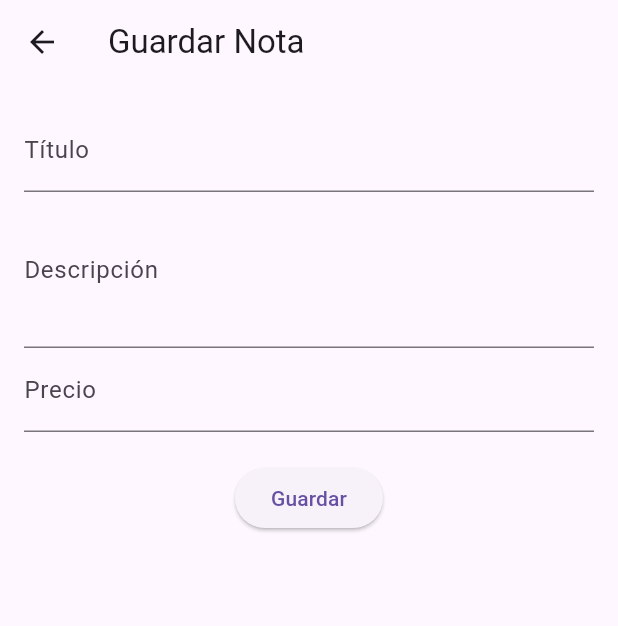
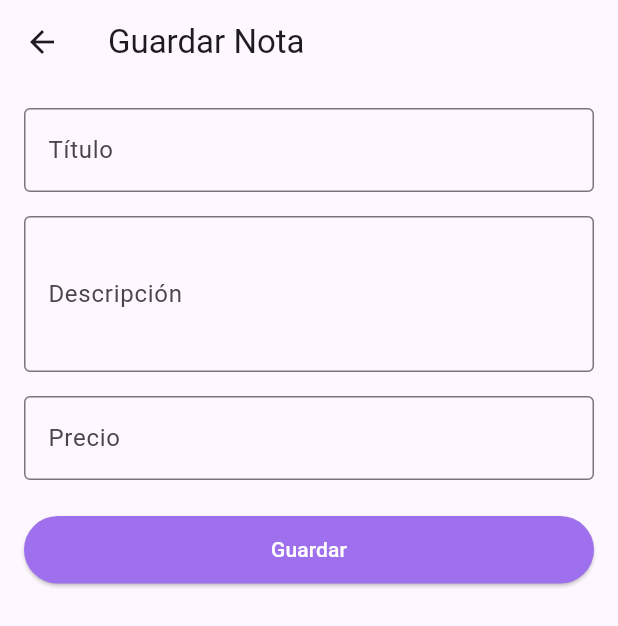
Before and after one commit to yadilis/Mov3_Parte2_ACA, a Flutter app: the screen it shows once a user with an empty profile is signed in, after a tap on "Agregar Nota", on a phone screen of 412 x 824 dp. Shown: the top 626 px of the screen. Run offline on Flutter 3.47's test engine with Material 3 defaults, Android fonts, the light colour scheme and no system bars; our stand-ins replace firebase_auth, firebase_core, firebase_database; accounts and stored records are empty; network calls fail.

Commit message:
Deber cambios

```diff
--- a/lib/screen/GuardarScreen.dart
+++ b/lib/screen/GuardarScreen.dart
@@ -29,7 +29,6 @@ void initState() {
     );
   }
 
-
   Future<void> guardarNota() async {
     if (!_formKey.currentState!.validate()) return;
 
@@ -38,14 +37,12 @@ void initState() {
     final precio = double.parse(_precioController.text.trim());
 
     if (widget.notaId == null) {
-
       await widget.notasRef!.push().set({
         'titulo': titulo,
         'descripcion': descripcion,
         'precio': precio,
       });
     } else {
-
       await widget.notasRef!.child(widget.notaId!).update({
         'titulo': titulo,
         'descripcion': descripcion,
@@ -71,6 +68,7 @@ void initState() {
     return Scaffold(
       appBar: AppBar(
         title: Text(isEditing ? 'Editar Nota' : 'Guardar Nota'),
+
       ),
       body: Padding(
         padding: const EdgeInsets.all(16.0),
@@ -80,33 +78,50 @@ void initState() {
             children: [
               TextFormField(
                 controller: _tituloController,
-                decoration: InputDecoration(labelText: 'Título'),
+                decoration: const InputDecoration(
+                  labelText: 'Título',
+                  border: OutlineInputBorder(),
+                ),
                 validator: (value) =>
                     value == null || value.isEmpty ? 'Ingrese un título' : null,
               ),
+              const SizedBox(height: 16),
               TextFormField(
                 controller: _descripcionController,
-                decoration: InputDecoration(labelText: 'Descripción'),
+                decoration: const InputDecoration(
+                  labelText: 'Descripción',
+                  border: OutlineInputBorder(),
+                ),
                 maxLines: 3,
-                validator: (value) => value == null || value.isEmpty
-                    ? 'Ingrese una descripción'
-                    : null,
+                validator: (value) =>
+                    value == null || value.isEmpty ? 'Ingrese una descripción' : null,
               ),
+              const SizedBox(height: 16),
               TextFormField(
                 controller: _precioController,
-                decoration: InputDecoration(labelText: 'Precio'),
-                keyboardType: TextInputType.numberWithOptions(decimal: true),
+                decoration: const InputDecoration(
+                  labelText: 'Precio',
+                  border: OutlineInputBorder(),
+                ),
+                keyboardType: const TextInputType.numberWithOptions(decimal: true),
                 validator: (value) {
                   if (value == null || value.isEmpty) return 'Ingrese un precio';
-                  if (double.tryParse(value) == null)
-                    return 'Ingrese un precio válido';
+                  if (double.tryParse(value) == null) return 'Ingrese un precio válido';
                   return null;
                 },
               ),
-              SizedBox(height: 20),
-              ElevatedButton(
+              const SizedBox(height: 24),
+              SizedBox(
+                width: double.infinity,
+                height: 45,
+                child: ElevatedButton(
                   onPressed: guardarNota,
+                  style: ElevatedButton.styleFrom(
+                    backgroundColor: const Color(0xFF9E70EE),
+                    foregroundColor: Colors.white,
+                  ),
                   child: Text(isEditing ? 'Guardar Cambios' : 'Guardar'),
+                ),
               ),
             ],
           ),
--- a/lib/screen/ListaScreen.dart
+++ b/lib/screen/ListaScreen.dart
@@ -2,7 +2,7 @@ import 'package:flutter/material.dart';
 import 'package:firebase_auth/firebase_auth.dart';
 import 'package:firebase_database/firebase_database.dart';
 
-import 'VistaScreen.dart';
+import 'DetalleScreen.dart';
 import 'GuardarScreen.dart';
 
 class ListaScreen extends StatefulWidget {
@@ -31,21 +31,25 @@ class _ListaScreenState extends State<ListaScreen> {
   @override
   Widget build(BuildContext context) {
     if (user == null) {
-      return Scaffold(
+      return const Scaffold(
         body: Center(child: Text('Usuario no autenticado')),
       );
     }
 
     return Scaffold(
       appBar: AppBar(
-        title: Text('Lista de Notas'),
+        title: const Text('Lista de Notas'),
+
         actions: [
           TextButton(
             onPressed: () async {
               await FirebaseAuth.instance.signOut();
               Navigator.of(context).popUntil((route) => route.isFirst);
             },
-            child: Text('Cerrar sesión', style: TextStyle(color: const Color.fromARGB(255, 10, 10, 10))),
+            child: const Text(
+              'Cerrar sesión',
+              style: TextStyle(color: Colors.white),
+            ),
           ),
         ],
       ),
@@ -53,25 +57,25 @@ class _ListaScreenState extends State<ListaScreen> {
         children: [
           Padding(
             padding: const EdgeInsets.all(16.0),
-            child: ElevatedButton.icon(
-              icon: Icon(Icons.add),
-              label: Text("Agregar Nota"),
-              style: ElevatedButton.styleFrom(
-                backgroundColor: Colors.blue,
-                foregroundColor: Colors.white,
-                padding: EdgeInsets.symmetric(horizontal: 20, vertical: 12),
-                textStyle: TextStyle(fontSize: 16),
-              ),
+            child: SizedBox(
+              width: double.infinity,
+              height: 45,
+              child: ElevatedButton(
                 onPressed: () {
                   Navigator.push(
                     context,
                     MaterialPageRoute(
-                    builder: (context) => GuardarScreen(
-                      notasRef: notasRef,
-                    ),
+                      builder: (context) => GuardarScreen(notasRef: notasRef),
                     ),
                   );
                 },
+                style: ElevatedButton.styleFrom(
+                  backgroundColor: const Color(0xFF9E70EE),
+                  foregroundColor: Colors.white,
+                  textStyle: const TextStyle(fontSize: 16),
+                ),
+                child: const Text("Agregar Nota"),
+              ),
             ),
           ),
           Expanded(
@@ -79,12 +83,13 @@ class _ListaScreenState extends State<ListaScreen> {
               stream: notasRef.onValue,
               builder: (context, snapshot) {
                 if (!snapshot.hasData || snapshot.data!.snapshot.value == null) {
-                  return Center(child: Text('No hay notas'));
+                  return const Center(child: Text('No hay notas'));
                 }
 
                 final Map<dynamic, dynamic> notasMap =
                     snapshot.data!.snapshot.value as Map<dynamic, dynamic>;
-                final List<MapEntry<dynamic, dynamic>> notasList = notasMap.entries.toList();
+                final List<MapEntry<dynamic, dynamic>> notasList =
+                    notasMap.entries.toList();
 
                 return ListView.builder(
                   itemCount: notasList.length,
@@ -92,11 +97,31 @@ class _ListaScreenState extends State<ListaScreen> {
                     final idNota = notasList[index].key;
                     final nota = Map<String, dynamic>.from(notasList[index].value);
 
-                    return ListTile(
-                      title: Text(nota['titulo'] ?? ''),
-                      subtitle:
-                          Text('Precio: \$${(nota['precio'] ?? 0).toStringAsFixed(2)}'),
-                      onTap: () {
+                    return Card(
+                      margin: const EdgeInsets.symmetric(horizontal: 16, vertical: 8),
+                      child: Padding(
+                        padding: const EdgeInsets.symmetric(vertical: 12, horizontal: 16),
+                        child: Column(
+                          crossAxisAlignment: CrossAxisAlignment.start,
+                          children: [
+                            Text(
+                              nota['titulo'] ?? '',
+                              style: const TextStyle(
+                                fontSize: 18,
+                                fontWeight: FontWeight.bold,
+                              ),
+                            ),
+                            const SizedBox(height: 4),
+                            Text(
+                              'Precio: \$${(nota['precio'] ?? 0).toStringAsFixed(2)}',
+                              style: const TextStyle(fontSize: 15),
+                            ),
+                            const SizedBox(height: 12),
+                            Row(
+                              mainAxisAlignment: MainAxisAlignment.end,
+                              children: [
+                                ElevatedButton(
+                                  onPressed: () {
                                     Navigator.push(
                                       context,
                                       MaterialPageRoute(
@@ -108,10 +133,15 @@ class _ListaScreenState extends State<ListaScreen> {
                                       ),
                                     );
                                   },
-                      trailing: Row(
-                        mainAxisSize: MainAxisSize.min,
-                        children: [
-                          TextButton(
+                                  style: ElevatedButton.styleFrom(
+                                    backgroundColor: const Color(0xFF9E70EE),
+                                    foregroundColor: Colors.white,
+                                    padding: const EdgeInsets.symmetric(horizontal: 16),
+                                  ),
+                                  child: const Text("Detalle"),
+                                ),
+                                const SizedBox(width: 8),
+                                OutlinedButton(
                                   onPressed: () {
                                     Navigator.push(
                                       context,
@@ -124,14 +154,25 @@ class _ListaScreenState extends State<ListaScreen> {
                                       ),
                                     );
                                   },
-                            child: Text('Editar', style: TextStyle(color: Colors.orange)),
+                                  style: OutlinedButton.styleFrom(
+                                    foregroundColor: const Color(0xFF9E70EE),
+                                    side: const BorderSide(color: Color(0xFF9E70EE)),
                                   ),
-                          SizedBox(width: 8),
-                          TextButton(
+                                  child: const Text("Editar"),
+                                ),
+                                const SizedBox(width: 8),
+                                OutlinedButton(
                                   onPressed: () => eliminarNota(idNota),
-                            child: Text('Eliminar', style: TextStyle(color: Colors.red)),
+                                  style: OutlinedButton.styleFrom(
+                                    foregroundColor: Colors.red,
+                                    side: const BorderSide(color: Colors.red),
+                                  ),
+                                  child: const Text("Eliminar"),
                                 ),
                               ],
+                            )
+                          ],
+                        ),
                       ),
                     );
                   },
@@ -141,8 +182,6 @@ class _ListaScreenState extends State<ListaScreen> {
           ),
         ],
       ),
-
-
     );
   }
 }
--- a/lib/screen/LoginScreen.dart
+++ b/lib/screen/LoginScreen.dart
@@ -1,5 +1,3 @@
-
-
 import 'package:app_notas/screen/ListaScreen.dart';
 import 'package:app_notas/screen/RegisterScreen.dart';
 import 'package:firebase_auth/firebase_auth.dart';
@@ -25,7 +23,7 @@ class _LoginState extends State<Login> {
 
   Future<void> loginFire(String correo, String contrasenia, BuildContext context) async {
     try {
-      final credential = await FirebaseAuth.instance.signInWithEmailAndPassword(
+      await FirebaseAuth.instance.signInWithEmailAndPassword(
         email: correo,
         password: contrasenia,
       );
@@ -59,40 +57,39 @@ class _LoginState extends State<Login> {
           child: Column(
             mainAxisAlignment: MainAxisAlignment.center,
             children: [
-              const Icon(Icons.lock_outline, size: 100, color: Colors.blue),
-              const SizedBox(height: 20),
               const Text(
                 "Iniciar Sesión",
-                style: TextStyle(fontSize: 28, fontWeight: FontWeight.bold),
+                style: TextStyle(fontSize: 26, fontWeight: FontWeight.bold),
               ),
               const SizedBox(height: 40),
               TextField(
                 controller: _correo,
                 decoration: const InputDecoration(
                   labelText: "Correo",
-                  prefixIcon: Icon(Icons.email),
                   border: OutlineInputBorder(),
                 ),
               ),
               const SizedBox(height: 20),
               TextField(
                 controller: _contrasenia,
+                obscureText: true,
                 decoration: const InputDecoration(
                   labelText: "Contraseña",
-                  prefixIcon: Icon(Icons.lock),
                   border: OutlineInputBorder(),
                 ),
-                obscureText: true,
               ),
               const SizedBox(height: 30),
-              ElevatedButton(
-                onPressed: () => loginFire(_correo.text, _contrasenia.text, context),
-                style: ElevatedButton.styleFrom(
-                  minimumSize: const Size(double.infinity, 50),
-                  backgroundColor: Colors.blue,
-                  foregroundColor: Colors.white,
+              SizedBox(
+                width: double.infinity,
+                height: 45,
+                child: ElevatedButton(
+                  onPressed: () => loginFire(_correo.text, _contrasenia.text, context),
+                  style: ElevatedButton.styleFrom(
+                    backgroundColor: const Color(0xFF9E70EE),
+                    foregroundColor: Colors.white,
+                  ),
+                  child: const Text("Ingresar"),
                 ),
-                child: const Text("Ingresar"),
               ),
               const SizedBox(height: 20),
               TextButton(
@@ -102,7 +99,10 @@ class _LoginState extends State<Login> {
                     MaterialPageRoute(builder: (context) => const Registro()),
                   );
                 },
-                child: const Text("¿No tienes cuenta? Regístrate aquí"),
+                child: const Text(
+                  "¿No tienes cuenta? Regístrate aquí",
+                  style: TextStyle(color: Color(0xFF9E70EE)),
+                ),
               ),
             ],
           ),
```
Also changed, not shown: lib/screen/DetalleScreen.dart (added, +65 -0 lines), lib/screen/RegisterScreen.dart (+15 -12 lines), lib/screen/VistaScreen.dart (deleted, +0 -40 lines). Lines whose indentation alone changed are shown as unchanged.
